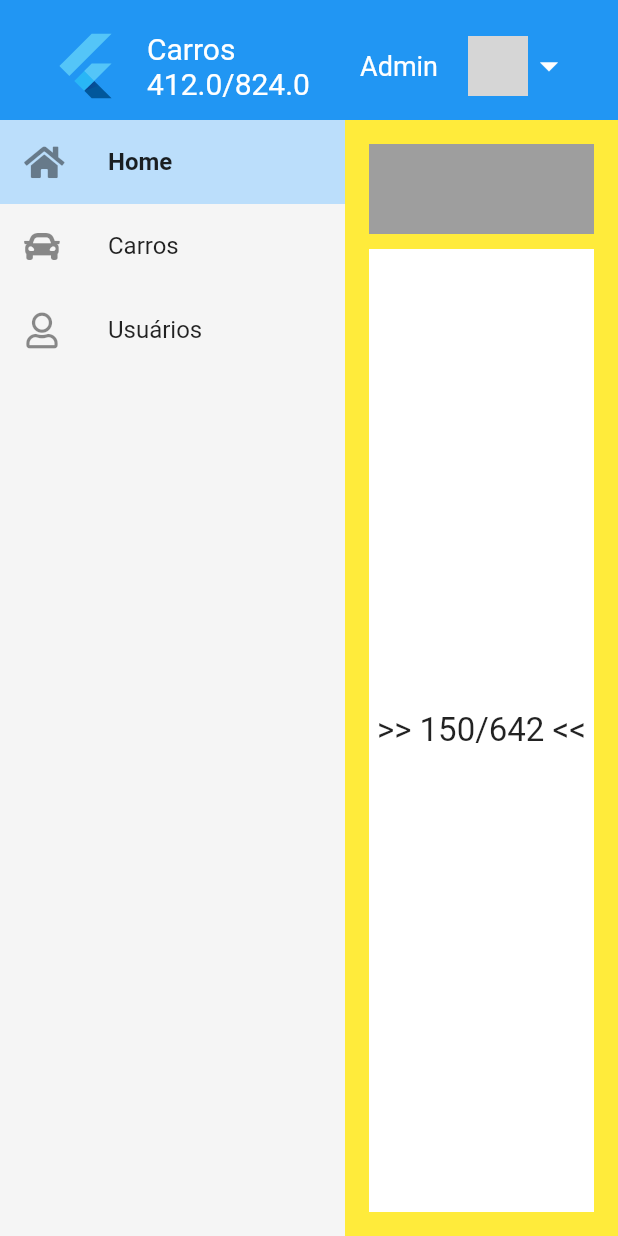
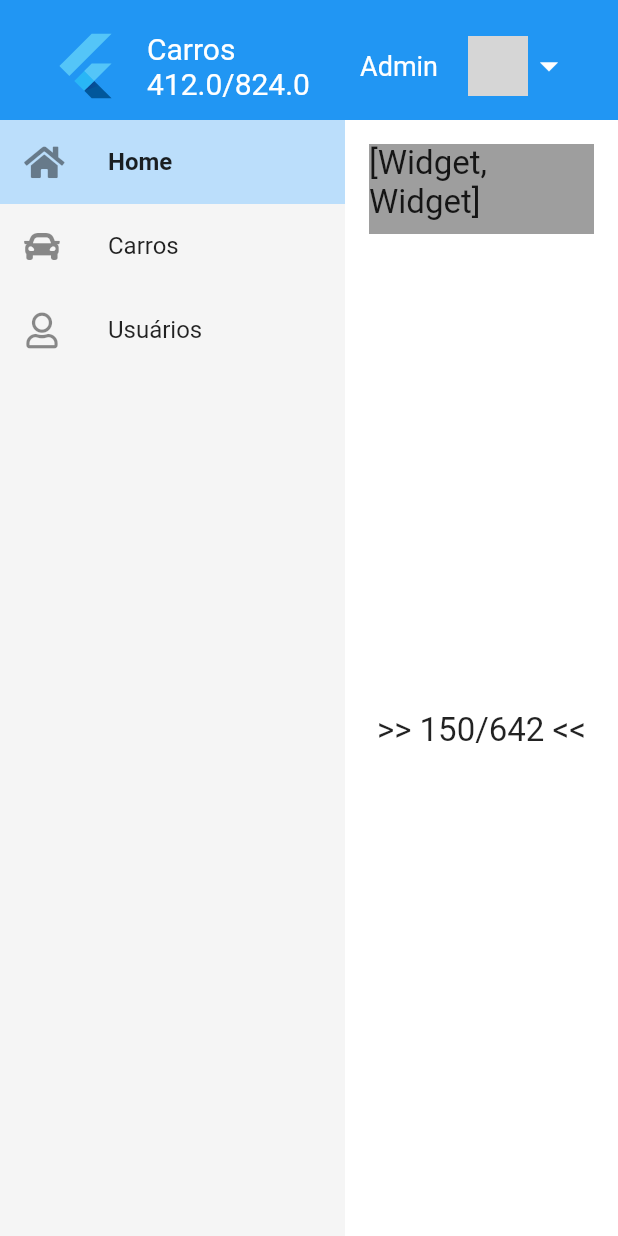
Before and after one commit to rlechetaudemy/carros_flutter_web, a Flutter app: the HomePage screen opened directly, after a tap on "Home", on a phone screen of 412 x 824 dp. Run offline on Flutter 3.47's test engine with Material 2 defaults, Android fonts, the phone set to English and light mode, and no system bars; our stand-ins replace font_awesome_flutter; network calls fail; grey boxes are pictures that could not be loaded.

```diff
--- a/lib/app_model.dart
+++ b/lib/app_model.dart
@@ -13,6 +13,8 @@ class AppModel extends ChangeNotifier {
 
   Widget get lastPage => _pages.last;
 
+  List<Widget> get pages => _pages;
+
   push(Widget page) {
     this._pages.add(page);
 
--- a/lib/home.dart
+++ b/lib/home.dart
@@ -1,6 +1,7 @@
 import 'package:carros_flutter_web/app_model.dart';
 import 'package:carros_flutter_web/constants.dart';
 import 'package:carros_flutter_web/web/body.dart';
+import 'package:carros_flutter_web/web/breadcrub.dart';
 import 'package:carros_flutter_web/web/header.dart';
 import 'package:carros_flutter_web/web/menu.dart';
 import 'package:flutter/material.dart';
@@ -65,7 +66,6 @@ class _HomePageState extends State<HomePage> {
   _right() {
 
     return Container(
-      color: Colors.yellow,
       padding: EdgeInsets.all(16),
       width: showMenu ? size.width - menuWidth : size.width,
       child: Column(
@@ -74,6 +74,7 @@ class _HomePageState extends State<HomePage> {
             color: Colors.grey,
             width: size.width,
             height: 60,
+            child: BreadCrumb(),
           ),
           SizedBox(
             height: 10,
--- a/lib/pages/carro_page.dart
+++ b/lib/pages/carro_page.dart
@@ -11,8 +11,8 @@ class CarroPage extends StatelessWidget {
 
   @override
   Widget build(BuildContext context) {
-    return Center(
-      child: Column(
+    return Column(
+      mainAxisAlignment: MainAxisAlignment.center,
       children: <Widget>[
         Text(nome),
         RaisedButton(
@@ -23,7 +23,6 @@ class CarroPage extends StatelessWidget {
           },
         )
       ],
-      ),
     );
   }
 }
--- /dev/null
+++ b/lib/web/breadcrub.dart
@@ -0,0 +1,20 @@
+
+import 'package:carros_flutter_web/app_model.dart';
+import 'package:flutter/material.dart';
+import 'package:provider/provider.dart';
+
+class BreadCrumb extends StatefulWidget {
+  @override
+  _BreadCrumbState createState() => _BreadCrumbState();
+}
+
+class _BreadCrumbState extends State<BreadCrumb> {
+  @override
+  Widget build(BuildContext context) {
+    AppModel app = Provider.of<AppModel>(context);
+
+    return Container(
+      child: Text(app.pages.toString()),
+    );
+  }
+}
```
Also changed, not shown: 1 other file. Lines whose indentation alone changed are shown as unchanged.
